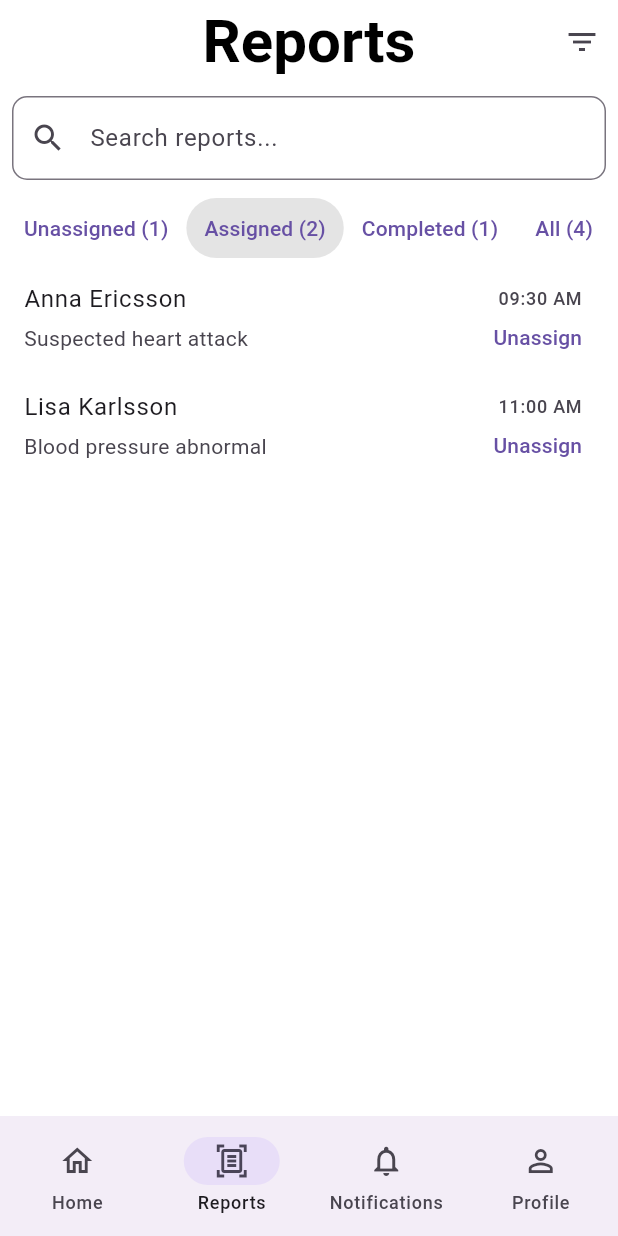
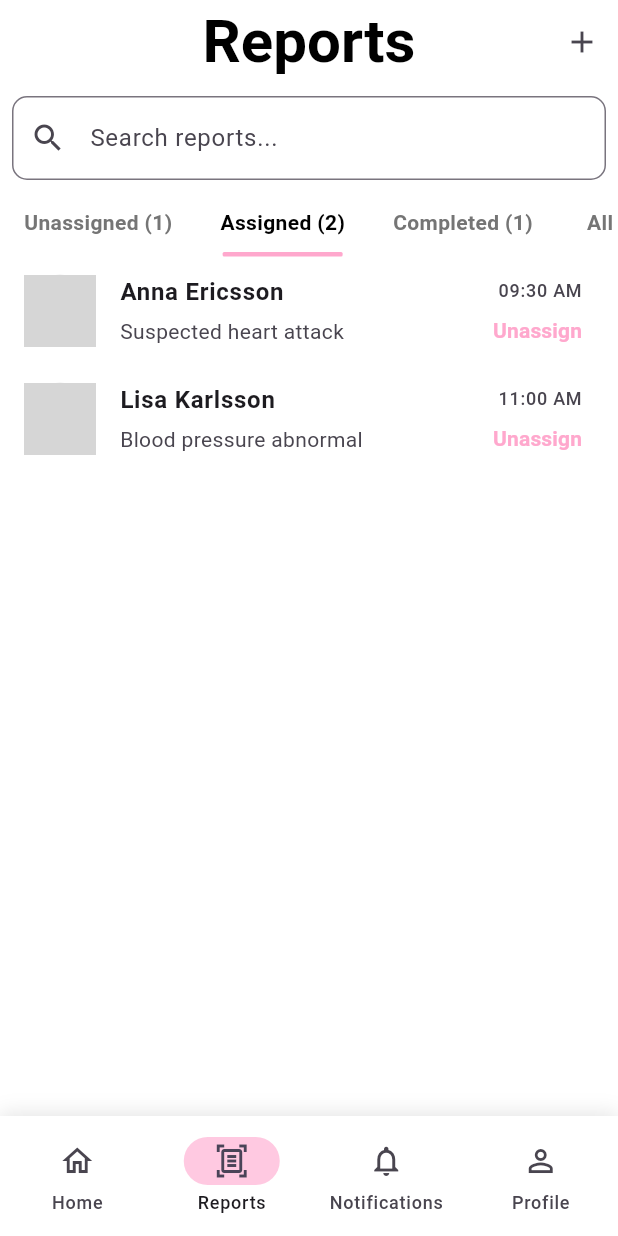
Before and after one commit to JonatanLindh/MediCall, a Flutter app: the DoctorReportsScreen screen opened by its route, on a phone screen of 412 x 824 dp. Run offline on Flutter 3.47's test engine with Material 3 defaults, Android fonts, the phone set to English and light mode, and no system bars; our stand-ins replace bloc, equatable, flutter_bloc, flutter_hooks, geolocator, go_router; missing offline and left inert: flutter_webrtc, livekit_client; network calls fail; grey boxes are pictures that could not be loaded.

Commit message:
update doctor home and report screen

```diff
--- a/app/lib/screens/doctor/home/view/doctor_home_screen.dart
+++ b/app/lib/screens/doctor/home/view/doctor_home_screen.dart
@@ -94,11 +94,12 @@ class DoctorHomeScreenContent extends StatelessWidget {
                     shape: RoundedRectangleBorder(
                       borderRadius: BorderRadius.circular(10),
                     ),
+                    color: Colors.white,
                     elevation: 2,
                     child: ListTile(
                       leading: Icon(
                         tasks[index]['icon']! as IconData,
-                        color: Colors.blue,
+                        color: Colors.blue, // Use a consistent color
                       ),
                       title: Text(tasks[index]['text']! as String),
                       trailing: const Icon(Icons.arrow_forward_ios, size: 16),
--- a/app/lib/screens/doctor/home/view/task_status_button.dart
+++ b/app/lib/screens/doctor/home/view/task_status_button.dart
@@ -88,6 +88,7 @@ class _AssignedTaskStatusButtonState extends State<AssignedTaskStatusButton> {
   return Card(
     elevation: 3,
     shape: RoundedRectangleBorder(borderRadius: BorderRadius.circular(10)),
+    color: Colors.white,
     //margin: const EdgeInsets.all(16),
     child: Padding(
       padding: const EdgeInsets.all(20),
@@ -106,7 +107,8 @@ class _AssignedTaskStatusButtonState extends State<AssignedTaskStatusButton> {
             icon: Icon(actionIcon),
             label: Text(statusText, style: const TextStyle(fontSize: 20)),
             style: ElevatedButton.styleFrom(
-              backgroundColor: Colors.blue,
+              backgroundColor: const Color.fromARGB(174, 154, 239, 153),
+              //color
               foregroundColor: Colors.white,
               minimumSize: const Size.fromHeight(50),
               shape: RoundedRectangleBorder(borderRadius: BorderRadius.circular(10)),
--- a/app/lib/screens/doctor/reports/view/doctor_reports_screen.dart
+++ b/app/lib/screens/doctor/reports/view/doctor_reports_screen.dart
@@ -15,7 +15,7 @@ class DoctorReportsScreen extends HookWidget {
   Widget build(BuildContext context) {
     final searchController = useTextEditingController();
     final cubit = context.read<DoctorReportsCubit>();
-
+    ReportStatus selectedStatus;
     useEffect(
       () {
         void listener() => cubit.searchChanged(searchController.text);
@@ -35,7 +35,7 @@ class DoctorReportsScreen extends HookWidget {
         centerTitle: true,
         actions: [
           IconButton(
-            icon: const Icon(Icons.filter_list),
+            icon: const Icon(Icons.add),
             onPressed: () {
               showModalBottomSheet<void>(
                 context: context,
@@ -138,11 +138,21 @@ class DoctorReportsScreen extends HookWidget {
                     final isAssignedToMe = report.assignedDoctorId ==
                         currentDoctorId; // replace with the current doctor's id
                     return ListTile(
+                      leading: CircleAvatar(
+                        radius:24,
+                        backgroundImage: const AssetImage(
+                          'assets/images/female_woman.webp'), // Replace with actual image path
+                        backgroundColor: Colors.grey[200], // Fallback color if image fails to load
+
+                      ),
                       title: Column(
                         crossAxisAlignment: CrossAxisAlignment.start,
                         children: [
-                          Text(report
-                              .name), // Assuming 'name' is a String property of Report
+                          Text(report.name,
+                          style: TextStyle(
+                            //fontSize: 16,
+                            fontWeight: FontWeight.bold,
+                          )), // Assuming 'name' is a String property of Report
                           const SizedBox(height: 4),
                         ],
                       ),
@@ -183,7 +193,13 @@ class DoctorReportsScreen extends HookWidget {
                                     tapTargetSize:
                                         MaterialTapTargetSize.shrinkWrap,
                                   ),
-                                  child: const Text('Unassign'),
+                                  child: const Text('Unassign',
+                                      style: TextStyle(
+                                        fontSize: 14,
+                                        color: Color(0xFFFFA8CD),
+                                        fontWeight: FontWeight.bold
+                                      )),
+
                                 )
                             else
                               // If the report is assigned to another doctor, show the assigned doctor's name
@@ -208,9 +224,14 @@ class DoctorReportsScreen extends HookWidget {
                                 minimumSize: const Size(0, 0),
                                 tapTargetSize: MaterialTapTargetSize.shrinkWrap,
                               ),
-                              child: const Text('Assign to me'),
+                              child: const Text('Assign to me',
+                                  style: TextStyle(
+                                    fontSize: 14,
+                                    color: Color(0xFF9AEF99),
+                                    fontWeight: FontWeight.bold,
+                                  )
                             ),
-                        ],
+                      )],
                       ),
                     );
                   },
@@ -237,15 +258,34 @@ class FilterButton extends StatelessWidget {
   final String text;
 
   @override
-  Widget build(BuildContext context) {
-    return TextButton(
-      style: TextButton.styleFrom(
-        backgroundColor: state.statusFilter == filter
-            ? Theme.of(context).highlightColor
-            : Colors.transparent,
-      ),
-      onPressed: () => context.read<DoctorReportsCubit>().filterStatus(filter),
-      child: Text(text),
-    );
-  }
+Widget build(BuildContext context) {
+  final isSelected = state.statusFilter == filter;
+
+  return GestureDetector(
+    onTap: () => context.read<DoctorReportsCubit>().filterStatus(filter),
+    child: Column(
+      mainAxisSize: MainAxisSize.min,
+      children: [
+        Padding(
+          padding: const EdgeInsets.symmetric(horizontal: 16, vertical: 10),
+          child: Text(
+            text,
+            style: TextStyle(
+              fontWeight: FontWeight.bold, // Make the text bold
+              color: isSelected ? Colors.black : Colors.grey[600],
+            ),
+          ),
+        ),
+        Container(
+          height: 3,
+          width: 80,
+          decoration: BoxDecoration(
+            color: isSelected ? const Color(0xFFFFA8CD) : Colors.transparent,
+            borderRadius: BorderRadius.circular(1),
+          ),
+        ),
+      ],
+    ),
+  );
 }
+}
--- a/app/lib/screens/doctor/view/doctor_shell.dart
+++ b/app/lib/screens/doctor/view/doctor_shell.dart
@@ -29,6 +29,7 @@ class DoctorShell extends StatelessWidget {
   Widget build(BuildContext context) {
     final selectedIndex = getCurrentIndex(context);
 
+
     return Scaffold(
       body: BlocListener<GeoBloc, GeoState>(
         listener: (context, state) async {
@@ -41,7 +42,20 @@ class DoctorShell extends StatelessWidget {
         },
         child: child,
       ),
-      bottomNavigationBar: NavigationBar(
+      bottomNavigationBar: Container(
+  decoration: BoxDecoration(
+    color: Colors.white,
+    boxShadow: [
+      BoxShadow(
+        color: Colors.black.withOpacity(0.1),
+        blurRadius: 10,
+        offset: const Offset(0, -2),
+      ),
+    ],
+  ),
+  child: NavigationBar(
+    backgroundColor: Colors.white,
+    indicatorColor:  Color.fromARGB(158, 255, 168, 206),
     destinations: const [
       NavigationDestination(
         icon: Icon(Icons.home_outlined),
@@ -78,6 +92,8 @@ class DoctorShell extends StatelessWidget {
       }
     },
   ),
+),
+
     );
   }
 }
```
Lines whose indentation alone changed are shown as unchanged.
